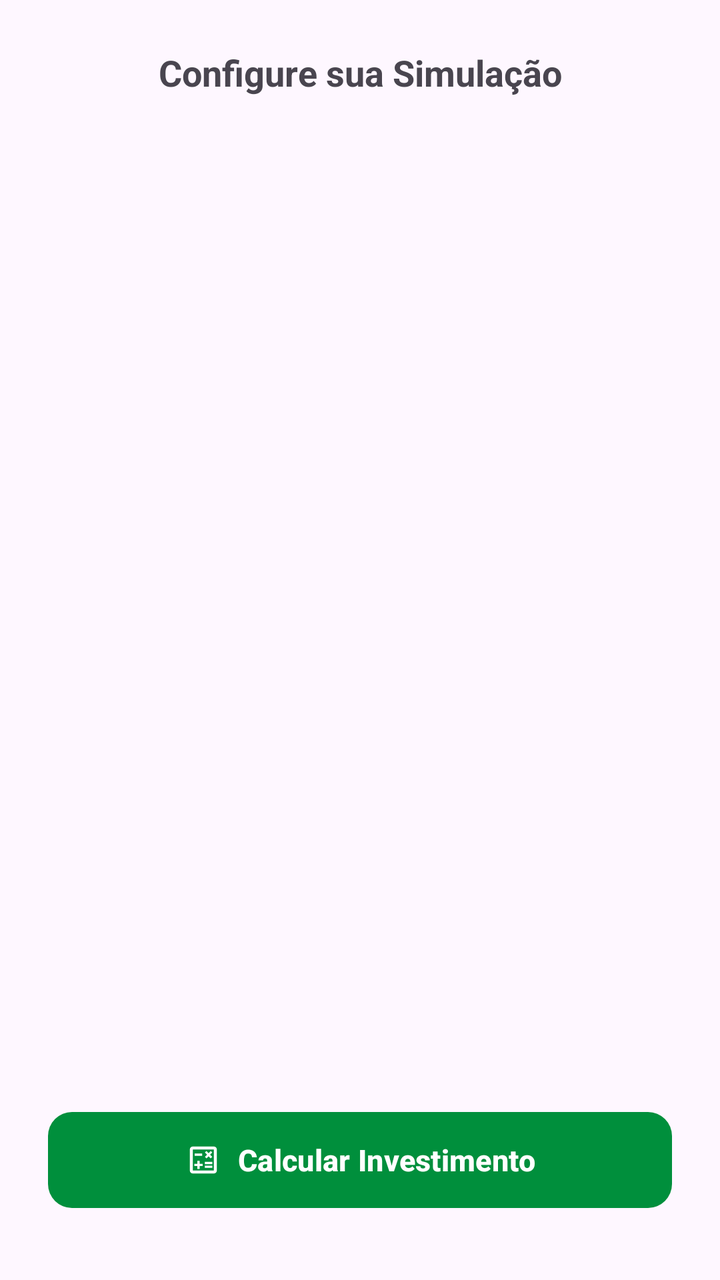
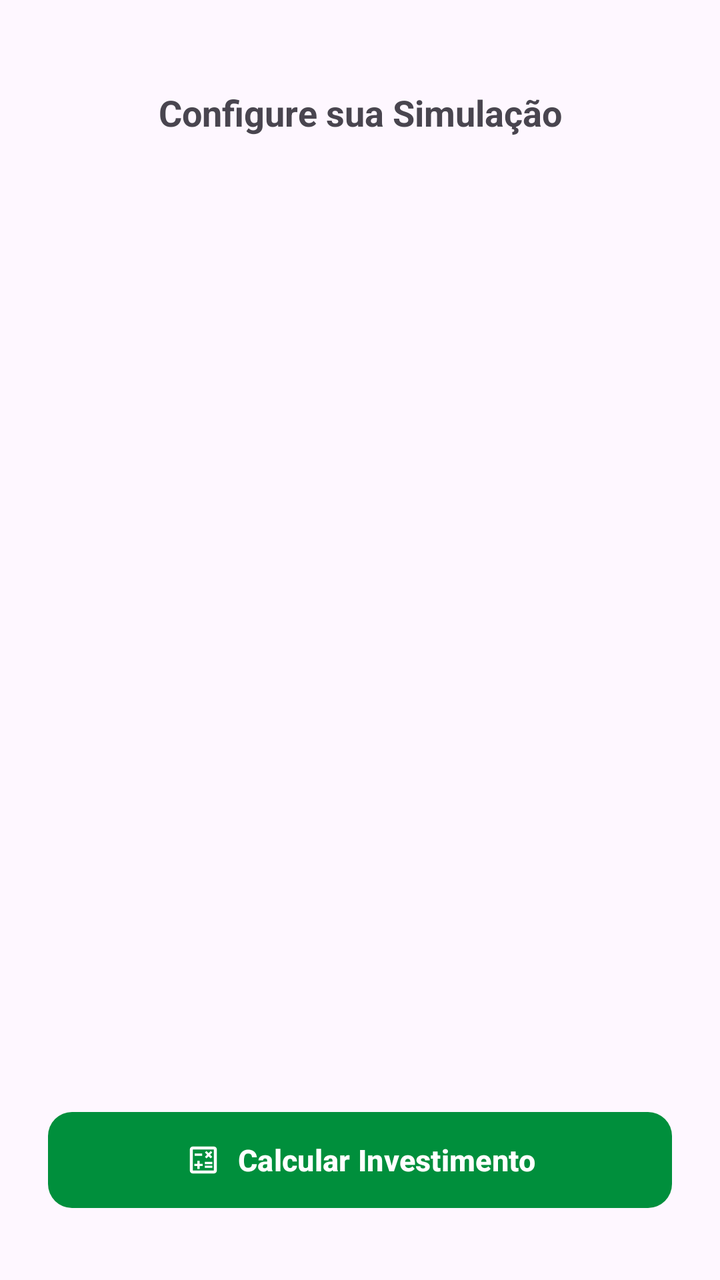

Two renders of the same Android screen: before a commit and after it. Below are the layout's source before the change and the commit's diff.
<!-- AndroidManifest.xml: application theme Theme.SimuladorDeInvestimentos -->
<!-- res/layout/activity_config.xml -->
<?xml version="1.0" encoding="utf-8"?>
<androidx.constraintlayout.widget.ConstraintLayout xmlns:android="http://schemas.android.com/apk/res/android"
    xmlns:app="http://schemas.android.com/apk/res-auto"
    xmlns:tools="http://schemas.android.com/tools"
    android:id="@+id/main"
    android:layout_width="match_parent"
    android:layout_height="match_parent"
    tools:context=".ConfigActivity">

    <TextView
        android:id="@+id/textView"
        android:layout_width="wrap_content"
        android:layout_height="wrap_content"
        android:layout_marginStart="8dp"
        android:layout_marginTop="24dp"
        android:layout_marginEnd="8dp"
        android:text="Configure sua Simulação"
        android:textAlignment="center"
        android:textSize="18sp"
        android:textStyle="bold"
        app:layout_constraintEnd_toEndOf="parent"
        app:layout_constraintHorizontal_bias="0.5"
        app:layout_constraintStart_toStartOf="parent"
        app:layout_constraintTop_toTopOf="parent" />

    <Button
        android:id="@+id/btnCalcularInvestimento"
        android:layout_width="match_parent"
        android:layout_height="56dp"
        android:layout_marginStart="24dp"
        android:layout_marginEnd="24dp"
        android:layout_marginBottom="32dp"
        android:text="Calcular Investimento"
        android:textAllCaps="false"
        android:textColor="@android:color/white"
        android:textSize="15sp"
        android:textStyle="bold"
        app:backgroundTint="#008F3C"
        app:cornerRadius="12dp"
        app:icon="@drawable/calculate"
        app:iconGravity="textStart"
        app:iconPadding="8dp"
        app:iconTint="@android:color/white"
        app:layout_constraintBottom_toBottomOf="parent"
        app:layout_constraintEnd_toEndOf="parent"
        app:layout_constraintStart_toStartOf="parent" />
</androidx.constraintlayout.widget.ConstraintLayout>
<!-- resources referenced by this layout -->
<resources>
  <!-- drawable calculate (drawable) -->
  <vector xmlns:android="http://schemas.android.com/apk/res/android" android:height="24dp" android:tint="#FFFFFF" android:viewportHeight="960" android:viewportWidth="960" android:width="24dp">
        
      <path android:fillColor="@android:color/white" android:pathData="M320,720L380,720L380,640L460,640L460,580L380,580L380,500L320,500L320,580L240,580L240,640L320,640L320,720ZM520,690L720,690L720,630L520,630L520,690ZM520,590L720,590L720,530L520,530L520,590ZM564,438L620,382L676,438L718,396L662,338L718,282L676,240L620,296L564,240L522,282L578,338L522,396L564,438ZM250,368L450,368L450,308L250,308L250,368ZM200,840Q167,840 143.5,816.5Q120,793 120,760L120,200Q120,167 143.5,143.5Q167,120 200,120L760,120Q793,120 816.5,143.5Q840,167 840,200L840,760Q840,793 816.5,816.5Q793,840 760,840L200,840ZM200,760L760,760Q760,760 760,760Q760,760 760,760L760,200Q760,200 760,200Q760,200 760,200L200,200Q200,200 200,200Q200,200 200,200L200,760Q200,760 200,760Q200,760 200,760ZM200,200L200,200Q200,200 200,200Q200,200 200,200L200,760Q200,760 200,760Q200,760 200,760L200,760Q200,760 200,760Q200,760 200,760L200,200Q200,200 200,200Q200,200 200,200Z"/>
      
  </vector>
  <style name="Theme.SimuladorDeInvestimentos" parent="Base.Theme.SimuladorDeInvestimentos" />
  <style name="Base.Theme.SimuladorDeInvestimentos" parent="Theme.Material3.DayNight.NoActionBar">
          
          
      </style>
</resources>

<!-- the commit's change to res/layout/activity_config.xml (unified diff, before → after) -->
@@ -12,7 +12,7 @@
         android:layout_width="wrap_content"
         android:layout_height="wrap_content"
         android:layout_marginStart="8dp"
-        android:layout_marginTop="24dp"
+        android:layout_marginTop="44dp"
         android:layout_marginEnd="8dp"
         android:text="Configure sua Simulação"
         android:textAlignment="center"
